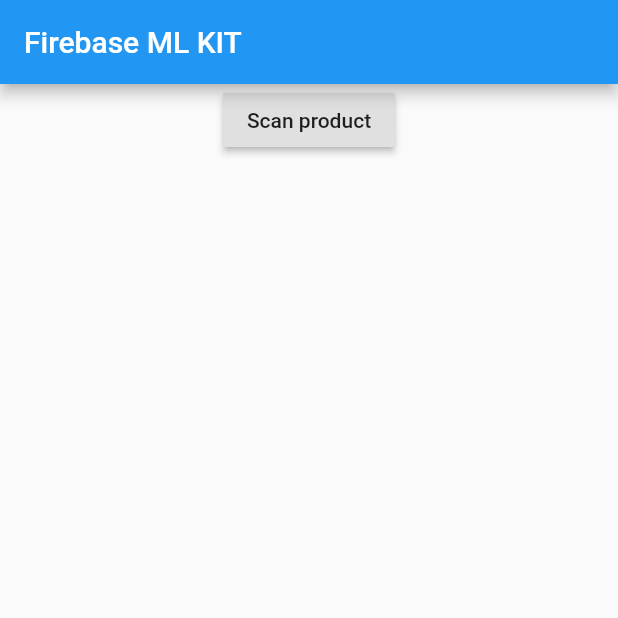
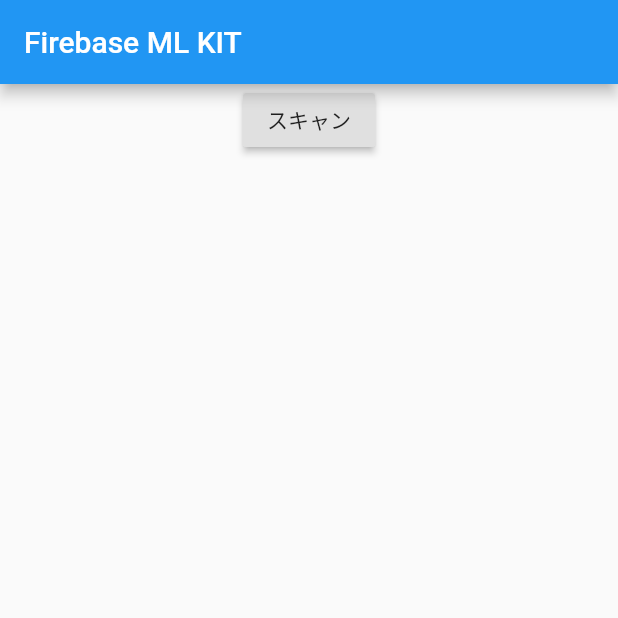
Before and after one commit to Rtaaaaabo/flutter_ml_vision, a Flutter app: the screen it shows after launch, on a phone screen of 412 x 824 dp, the top half of it. Run offline on Flutter 3.47's test engine with Material 2 defaults, Android fonts, the phone set to English and light mode, and no system bars; missing offline and left inert: firebase_ml_vision, flutter_camera_ml_vision; accounts and stored records are empty.

```diff
--- a/lib/main.dart
+++ b/lib/main.dart
@@ -38,7 +38,7 @@ class _MyHomePageState extends State<MyHomePage> {
         crossAxisAlignment: CrossAxisAlignment.center,
         children: [
           RaisedButton(
-            child: Text('Scan product'),
+            child: Text('スキャン'),
             onPressed: () async {
               final barcode = await Navigator.of(context).push<Barcode>(
                 MaterialPageRoute(
@@ -47,7 +47,6 @@ class _MyHomePageState extends State<MyHomePage> {
                   },
                 ),
               );
-              print(barcode);
               if (barcode == null) {
                 return;
               }
@@ -87,6 +86,7 @@ class _ScanPageState extends State<ScanPage> {
                 return;
               }
               resultSent = true;
+              print(resultSent);
               Navigator.of(context).pop<Barcode>(barcodes.first);
             },
           ),
```
Also changed, not shown: 5 other files.
